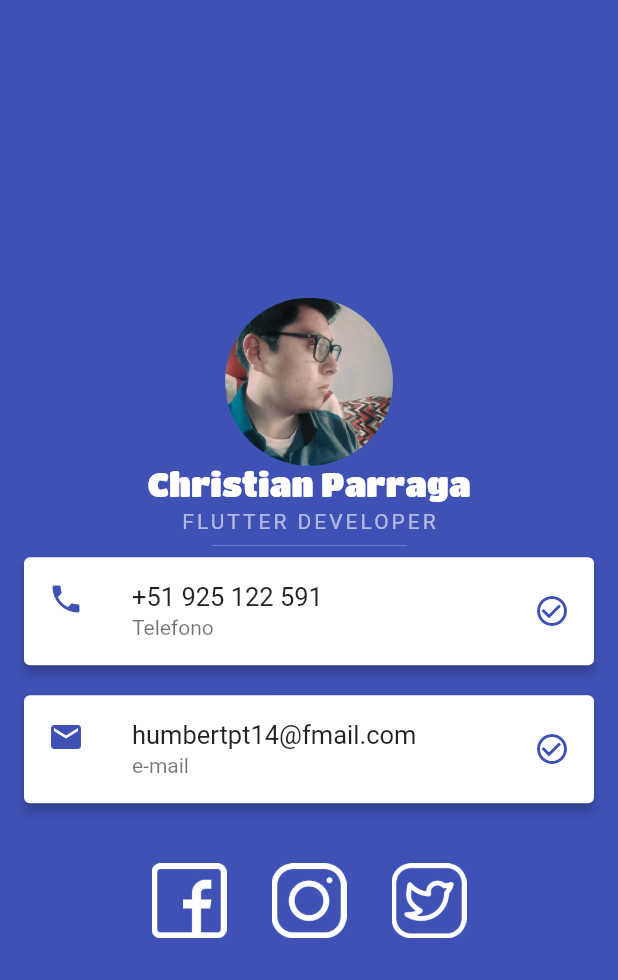
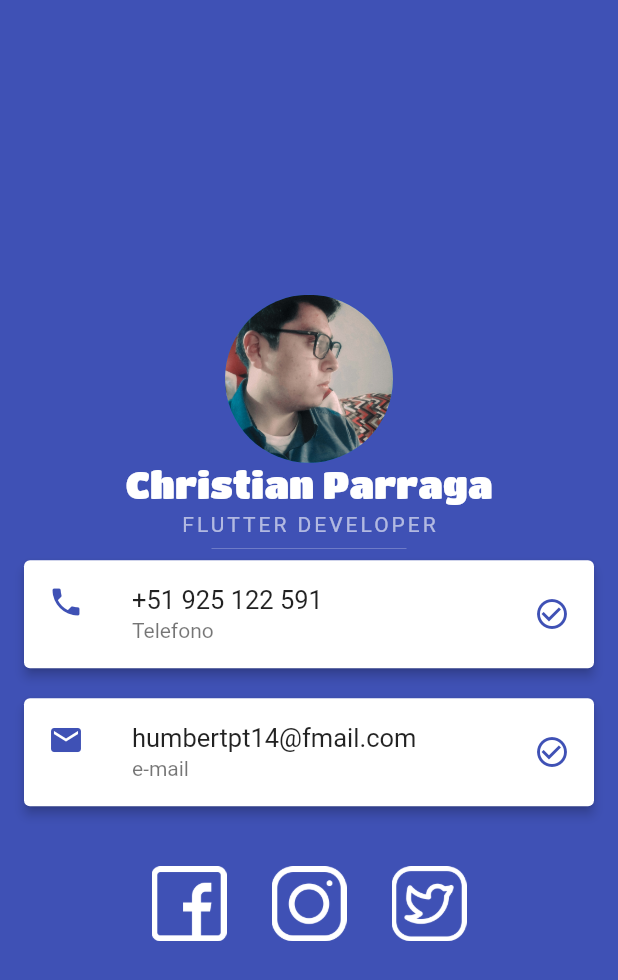
Before and after one commit to cparragatorres/flutter_codigo5_my_card, a Flutter app: the screen it shows after launch, on a phone screen of 412 x 824 dp. Shown: the top 980 px of the screen. Run offline on Flutter 3.47's test engine with Material 2 defaults, Android fonts, the phone set to English and light mode, and no system bars.

Commit message:
Second Commit

```diff
--- a/lib/main.dart
+++ b/lib/main.dart
@@ -33,7 +33,7 @@ class MandarinaApp extends StatelessWidget {
               "Christian Parraga",
               style: TextStyle(
                 color: Colors.white,
-                fontSize: 22.0,
+                fontSize: 25.0,
                 fontFamily: "TitanOne Regular",
               ),
             ),
```
